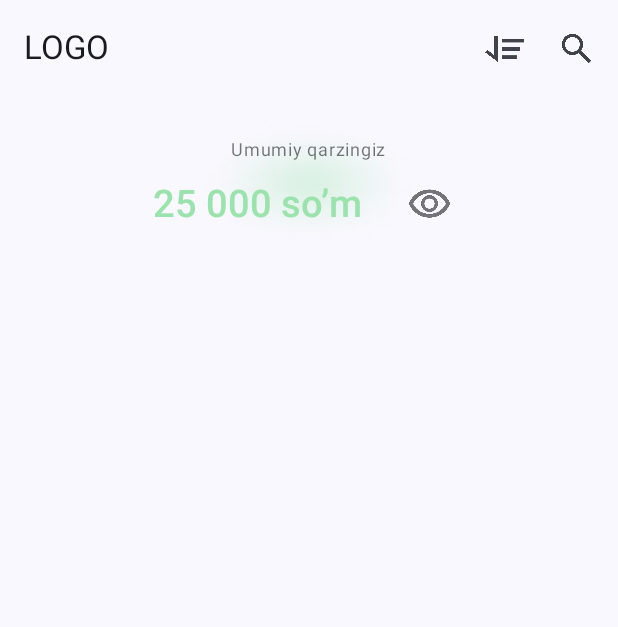
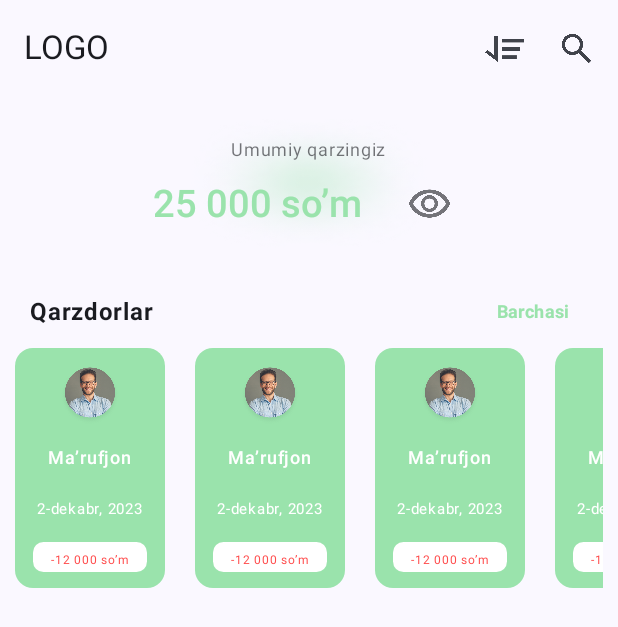
Before and after one commit to jurabek003/CashCare, an Android app built with Jetpack Compose: the screen it shows after launch (MainActivity), on a phone screen of 412 x 824 dp. Shown: the top 627 px of the screen. Run offline under Robolectric (Android 15) with nearby library versions, the phone set to English and light mode, and no system bars.

Commit message:
Home ui updating

```diff
--- a/app/src/main/java/uz/turgunboyevjurabek/cashcare/View/home/HomeScreen.kt
+++ b/app/src/main/java/uz/turgunboyevjurabek/cashcare/View/home/HomeScreen.kt
@@ -1,4 +1,6 @@
-@file:OptIn(ExperimentalMaterial3Api::class, ExperimentalMaterial3Api::class,
+@file:OptIn(
+    ExperimentalMaterial3Api::class,
+    ExperimentalMaterial3Api::class,
     ExperimentalMaterial3Api::class
 )
 
@@ -18,6 +20,7 @@ import androidx.compose.foundation.layout.padding
 import androidx.compose.foundation.layout.size
 import androidx.compose.foundation.layout.width
 import androidx.compose.foundation.layout.wrapContentHeight
+import androidx.compose.foundation.lazy.LazyRow
 import androidx.compose.material.icons.Icons
 import androidx.compose.material.icons.filled.Add
 import androidx.compose.material3.ExperimentalMaterial3Api
@@ -25,6 +28,7 @@ import androidx.compose.material3.Icon
 import androidx.compose.material3.IconButton
 import androidx.compose.material3.Scaffold
 import androidx.compose.material3.Text
+import androidx.compose.material3.TextButton
 import androidx.compose.material3.TopAppBar
 import androidx.compose.runtime.Composable
 import androidx.compose.ui.Alignment
@@ -60,7 +64,7 @@ fun HomeScreen() {
                             .width(26.dp)
                     )
                 }
-                IconButton(onClick = {  }) {
+                IconButton(onClick = { }) {
                     Icon(
                         painter = painterResource(id = R.drawable.ic_search),
                         contentDescription = "filterButton",
@@ -77,14 +81,12 @@ fun HomeScreen() {
                 modifier = Modifier.padding(paddingValues)
             ) {
                 Column(
-                    modifier = Modifier
-                        .fillMaxWidth(),
+                    modifier = Modifier.fillMaxWidth(),
                     horizontalAlignment = Alignment.CenterHorizontally
                 ) {
                     Box(
-                        modifier = Modifier
-                            .height(120.dp)
-                    ){
+                        modifier = Modifier.height(120.dp)
+                    ) {
                         Image(
                             painter = painterResource(id = R.drawable.ellipse_bac),
                             contentDescription = null,
@@ -105,14 +107,12 @@ fun HomeScreen() {
                             Text(
                                 text = "Umumiy qarzingiz",
                                 fontSize = 12.sp,
-                                modifier = Modifier
-                                    .alpha(0.6f)
-
+                                modifier = Modifier.alpha(0.6f)
                             )
                             Row(
-                                modifier = Modifier,
-                                horizontalArrangement = Arrangement.spacedBy(20.dp, alignment = Alignment.CenterHorizontally),
-                                verticalAlignment = Alignment.CenterVertically
+                                modifier = Modifier, horizontalArrangement = Arrangement.spacedBy(
+                                    20.dp, alignment = Alignment.CenterHorizontally
+                                ), verticalAlignment = Alignment.CenterVertically
                             ) {
                                 Text(
                                     text = "25 000 so’m",
@@ -124,14 +124,47 @@ fun HomeScreen() {
                                     Icon(
                                         painter = painterResource(id = R.drawable.eye_on),
                                         contentDescription = "Eye on",
-                                        modifier = Modifier
-                                            .size(30.dp)
+                                        modifier = Modifier.size(30.dp)
                                     )
                                 }
                             }
 
                         }
 
+                    }
+                }
+                Row(
+                    modifier = Modifier
+                        .fillMaxWidth()
+                        .padding(horizontal = 20.dp),
+                    horizontalArrangement = Arrangement.SpaceBetween,
+                    verticalAlignment = Alignment.CenterVertically
+                ) {
+                    Text(
+                        text = "Qarzdorlar", fontSize = 16.sp, fontWeight = FontWeight.Bold
+                    )
+                    TextButton(
+                        onClick = {
+
+                        }
+                    ){
+                        Text(
+                            text = "Barchasi",
+                            fontSize = 12.sp,
+                            fontWeight = FontWeight.Bold,
+                            color = colorResource(id = R.color.color1)
+                        )
+                    }
+                }
+
+                LazyRow(
+                    modifier = Modifier
+                        .padding(horizontal = 10.dp)
+                        .fillMaxWidth(),
+                    horizontalArrangement = Arrangement.spacedBy(20.dp)
+                ) {
+                    items(5){
+                        HorizontalDeptListUI()
                     }
                 }
 
@@ -144,7 +177,5 @@ fun HomeScreen() {
 @Preview(showSystemUi = true)
 @Composable
 private fun HomeUI() {
-
     HomeScreen()
-
 }
--- /dev/null
+++ b/app/src/main/java/uz/turgunboyevjurabek/cashcare/View/home/HorizontalDeptListUI.kt
@@ -0,0 +1,94 @@
+package uz.turgunboyevjurabek.cashcare.View.home
+
+import androidx.compose.foundation.Image
+import androidx.compose.foundation.background
+import androidx.compose.foundation.layout.Arrangement
+import androidx.compose.foundation.layout.Box
+import androidx.compose.foundation.layout.Column
+import androidx.compose.foundation.layout.fillMaxSize
+import androidx.compose.foundation.layout.height
+import androidx.compose.foundation.layout.size
+import androidx.compose.foundation.layout.width
+import androidx.compose.foundation.shape.RoundedCornerShape
+import androidx.compose.material3.Text
+import androidx.compose.runtime.Composable
+import androidx.compose.ui.Alignment
+import androidx.compose.ui.Modifier
+import androidx.compose.ui.draw.clip
+import androidx.compose.ui.graphics.Color
+import androidx.compose.ui.res.colorResource
+import androidx.compose.ui.res.painterResource
+import androidx.compose.ui.text.font.FontWeight
+import androidx.compose.ui.tooling.preview.Preview
+import androidx.compose.ui.unit.dp
+import androidx.compose.ui.unit.sp
+import uz.turgunboyevjurabek.cashcare.R
+
+@Composable
+fun HorizontalDeptListUI() {
+
+    Box(
+        modifier = Modifier
+            .width(100.dp)
+            .height(160.dp)
+            .clip(RoundedCornerShape(12.dp))
+    ){
+        Column(
+            modifier = Modifier
+                .fillMaxSize()
+                .background(color = colorResource(id = R.color.color1)),
+            horizontalAlignment = Alignment.CenterHorizontally,
+            verticalArrangement = Arrangement.spacedBy(10.dp, alignment = Alignment.CenterVertically)
+        ) {
+            Image(
+                painter = painterResource(id = R.drawable.avatar),
+                contentDescription = null,
+                modifier = Modifier
+                    .size(40.dp)
+            )
+            Text(
+                text = "Ma’rufjon",
+                fontWeight = FontWeight.Medium,
+                fontSize = 12.sp,
+                color = Color.White
+            )
+             Text(
+                text = "2-dekabr, 2023",
+                fontWeight = FontWeight.Normal,
+                fontSize = 10.sp,
+                color = Color.White
+            )
+
+            Box(
+                modifier = Modifier
+                    .height(20.dp)
+                    .width(76.dp)
+                    .clip(RoundedCornerShape(7.dp))
+            ){
+                Column(
+                    modifier = Modifier
+                        .fillMaxSize()
+                        .background(Color.White),
+                    horizontalAlignment = Alignment.CenterHorizontally,
+                    verticalArrangement = Arrangement.Center
+                ) {
+                    Text(
+                        text = "-12 000 so’m",
+                        fontSize = 8.sp,
+                        color = colorResource(id = R.color.color_minus)
+                    )
+                }
+            }
+
+        }
+
+    }
+
+}
+
+@Preview()
+@Composable
+private fun DeptUI() {
+    HorizontalDeptListUI()
+
+}
--- a/app/src/main/res/values/colors.xml
+++ b/app/src/main/res/values/colors.xml
@@ -10,4 +10,8 @@
     <color name="edtColor">#EAEAE7</color>
     <color name="bacUI">#6EE2B7</color>
     <color name="color1">#9AE3AC</color>
+    <color name="color_minus">#FF4B4B</color>
+    <color name="color_plus">#4BFF2E</color>
+
+
 </resources>
```
Also changed, not shown: app/src/main/res/drawable/avatar.png (added).
